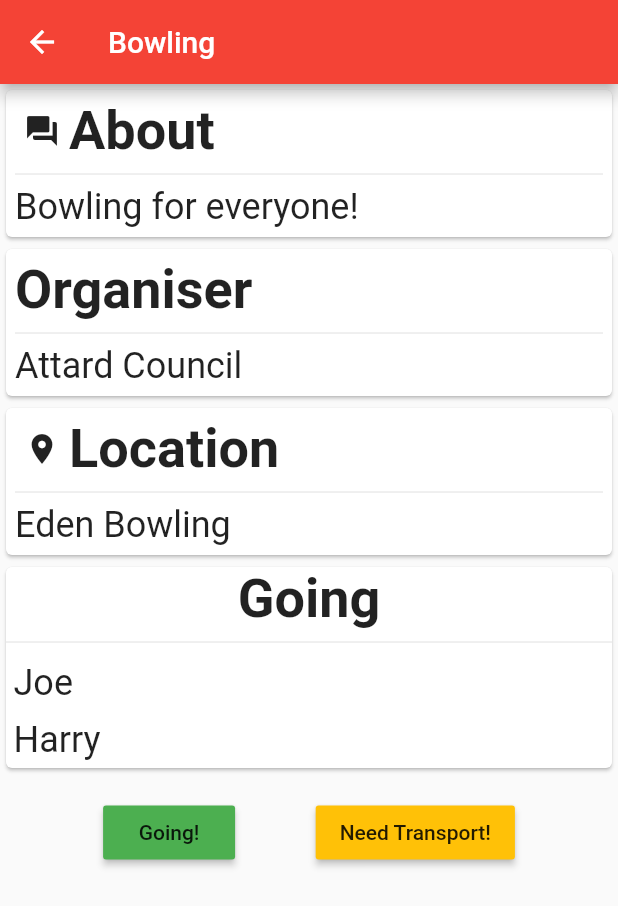
After one commit to TeamDoubleHelix/OPA, a Flutter app: the SingleEventView screen opened directly with sample values from the repository, on a phone screen of 412 x 824 dp. The commit adds this screen. Shown: the top 906 px of the screen. Run offline on Flutter 3.47's test engine with Material 2 defaults, Android fonts, the phone set to English and light mode, and no system bars; network calls fail; statements that could not run were skipped.

Commit message:
events almost done

```diff
--- /dev/null
+++ b/lib/SingleEventView.dart
@@ -0,0 +1,99 @@
+import 'package:flutter/material.dart';
+import 'package:opa/EventCard.dart';
+import 'package:opa/EventDetails.dart';
+
+class SingleEventView extends StatelessWidget {
+  final EventDetails details;
+
+  SingleEventView(this.details);
+
+  @override
+  Widget build(BuildContext context) {
+    return Scaffold(
+        appBar: AppBar(title: Text(details.title)),
+        body: Column(
+          children: <Widget>[
+            _titleBodyCard("About", details.description,
+                icon: Icons.question_answer),
+            _titleBodyCard("Organiser", details.organiser),
+            _titleBodyCard("Location", details.location,
+                icon: Icons.location_on),
+            _going(details.going),
+            _attend(),
+          ],
+        ));
+  }
+
+  Card _titleBodyCard(String title, String body,
+      {titleStyle = const TextStyle(fontSize: 36, fontWeight: FontWeight.bold),
+      bodyStyle = const TextStyle(fontSize: 24),
+      IconData icon}) {
+    return Card(
+      child: Padding(
+        padding: EdgeInsets.all(6.0),
+        child: Column(
+          crossAxisAlignment: CrossAxisAlignment.start,
+          children: <Widget>[
+            icon != null
+                ? iconText(icon, title, titleStyle)
+                : Text(title, style: titleStyle),
+            Divider(),
+            Text(body, style: bodyStyle),
+          ],
+        ),
+      ),
+    );
+  }
+
+  Row iconText(IconData icon, String text, TextStyle style) {
+    return Row(
+      children: <Widget>[
+        Padding(
+            padding: EdgeInsets.fromLTRB(6.0, 0.0, 6.0, 0.0),
+            child: Icon(icon)),
+        Text(text, style: style),
+      ],
+    );
+  }
+
+  Widget _attend() {
+    return Padding(
+      padding: EdgeInsets.all(15),
+      child: Row(
+        mainAxisAlignment: MainAxisAlignment.spaceEvenly,
+        children: <Widget>[
+          RaisedButton(
+            child: Text("Going!"),
+            color: Colors.green,
+            onPressed: () {},
+          ),
+          RaisedButton(
+            child: Text("Need Transport!"),
+            color: Colors.amber,
+            onPressed: () {},
+          ),
+        ],
+      ),
+    );
+  }
+
+  Widget _going(List<String> people,
+      {titleStyle = const TextStyle(fontSize: 36, fontWeight: FontWeight.bold),
+      bodyStyle = const TextStyle(fontSize: 24)}) {
+    return Card(
+      child: Column(
+        children: <Widget>[
+          Text("Going", style: titleStyle),
+          Divider(),
+          ListView.builder(
+            shrinkWrap: true,
+            itemCount: people.length,
+            itemBuilder: (context, index) {
+              return Padding(padding:EdgeInsets.all(5.0), child: Text(people[index], style: bodyStyle,));
+            },
+          )
+        ],
+      ),
+    );
+  }
+}
--- a/lib/pageCard.dart
+++ b/lib/pageCard.dart
@@ -10,7 +10,8 @@ abstract class PageCard extends StatelessWidget {
   @override
   Widget build(BuildContext context){
     return Card(
-      elevation: 10.0,
+      color: Colors.grey[300],
+      elevation: 4.0,
       child:  Padding(
         padding: const EdgeInsets.all(8.0),
         child: buildInternal(context),
```
Also changed, not shown: lib/CoffeeOffer.dart (added, +25 -0 lines), lib/CoffeeTime.dart (+66 -6 lines), lib/EventCard.dart (+24 -13 lines), lib/page.dart (+3 -5 lines).
